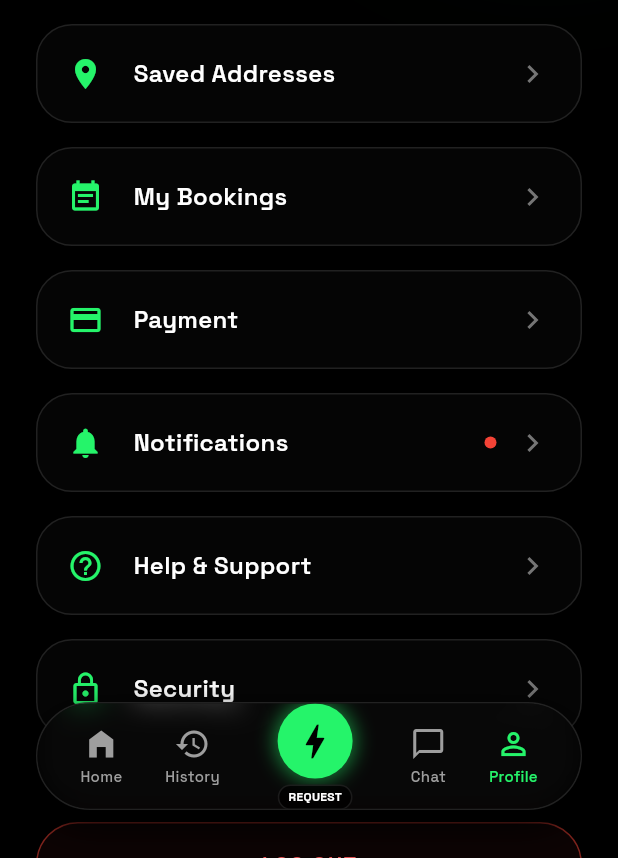
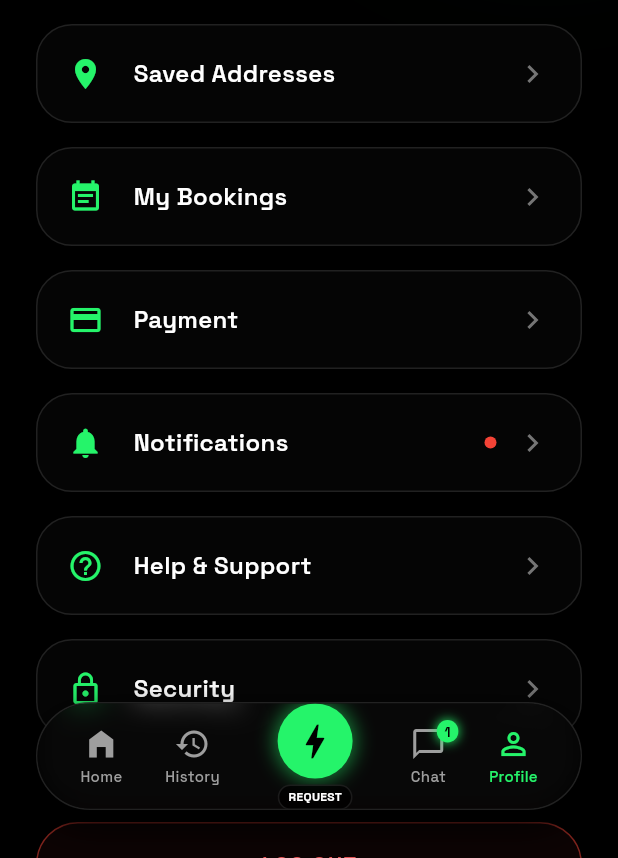
Before and after one commit to LuchyBenard/swiftserve, a Flutter app: the screen it shows once a user with an empty profile is signed in, item 5 of the bottom bar chosen, scrolled down 576 dp, on a phone screen of 412 x 824 dp, the part 378-1236 px from its top. Run offline on Flutter 3.47's test engine with Material 3 defaults, Android fonts, the phone set to English and light mode, and no system bars; our stand-ins replace cloud_firestore, firebase_auth, firebase_core, google_fonts, google_sign_in, image_picker and 3 more; accounts and stored records are empty; network calls fail.

Commit message:
the updated codes

```diff
--- a/lib/pages/bottomnav.dart
+++ b/lib/pages/bottomnav.dart
@@ -1,6 +1,7 @@
 import 'dart:ui';
 import 'package:flutter/material.dart';
 import 'package:google_fonts/google_fonts.dart';
+import '../services/chat_service.dart';
 import 'homepage.dart';
 import 'history_page.dart';
 import 'chat_inbox_page.dart';
@@ -23,6 +24,12 @@
     const ChatInboxPage(),
     const ProfilePage(),
   ];
+
+  @override
+  void initState() {
+    super.initState();
+    ChatService().init();
+  }
 
   @override
   Widget build(BuildContext context) {
@@ -125,10 +132,10 @@
                         Container(
                           width: 50,
                           height: 50,
-                          decoration: BoxDecoration(
-                            color: const Color(0xFF25F46A),
+                          decoration: const BoxDecoration(
+                            color: Color(0xFF25F46A),
                             shape: BoxShape.circle,
-                            boxShadow: const [
+                            boxShadow: [
                               BoxShadow(
                                 color: Color.fromRGBO(37, 244, 106, 0.5),
                                 blurRadius: 10,
@@ -172,17 +179,60 @@
 
   Widget _buildNavItem(IconData icon, String label, int index) {
     final isActive = _currentIndex == index;
+    Widget iconWidget = Icon(
+      icon,
+      color: isActive ? const Color(0xFF25F46A) : Colors.grey[500],
+      size: 24,
+    );
+
+    if (index == 2) {
+      iconWidget = ValueListenableBuilder<int>(
+        valueListenable: ChatService().unreadCountNotifier,
+        builder: (context, unreadCount, child) {
+          return Stack(
+            clipBehavior: Clip.none,
+            children: [
+              child!,
+              if (unreadCount > 0)
+                Positioned(
+                  top: -4,
+                  right: -8,
+                  child: Container(
+                    padding: const EdgeInsets.symmetric(horizontal: 5, vertical: 1),
+                    decoration: BoxDecoration(
+                      color: const Color(0xFF25F46A),
+                      borderRadius: BorderRadius.circular(10),
+                      boxShadow: const [
+                        BoxShadow(
+                          color: Color(0xFF25F46A),
+                          blurRadius: 6,
+                        ),
+                      ],
+                    ),
+                    child: Text(
+                      unreadCount > 9 ? '9+' : '$unreadCount',
+                      style: GoogleFonts.spaceGrotesk(
+                        color: Colors.black,
+                        fontSize: 9,
+                        fontWeight: FontWeight.bold,
+                      ),
+                    ),
+                  ),
+                ),
+            ],
+          );
+        },
+        child: iconWidget,
+      );
+    }
+
     return GestureDetector(
       onTap: () => setState(() => _currentIndex = index),
       behavior: HitTestBehavior.opaque,
       child: Column(
         mainAxisAlignment: MainAxisAlignment.center,
         children: [
-          Icon(
-            icon,
-            color: isActive ? const Color(0xFF25F46A) : Colors.grey[500],
-            size: 24,
-          ),
+          iconWidget,
           const SizedBox(height: 2),
           Text(
             label,
```
Also changed, not shown: 1 other file.
